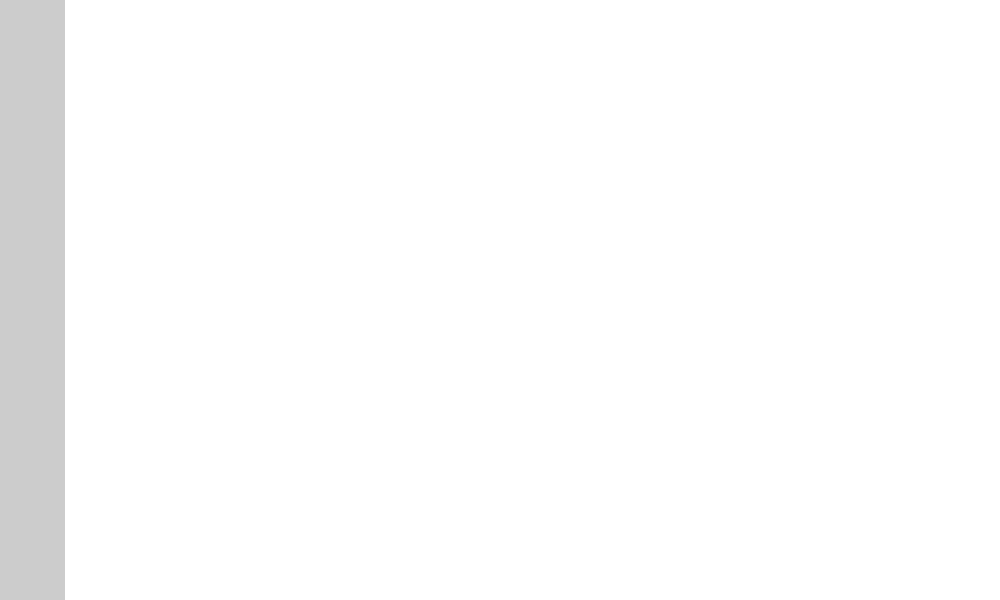
Above: UI/MainWindow/MainWindow.ui from SkyWorldStudio/Minecraft-Optimal-Starter_3 before the change. Below: the same form after it.
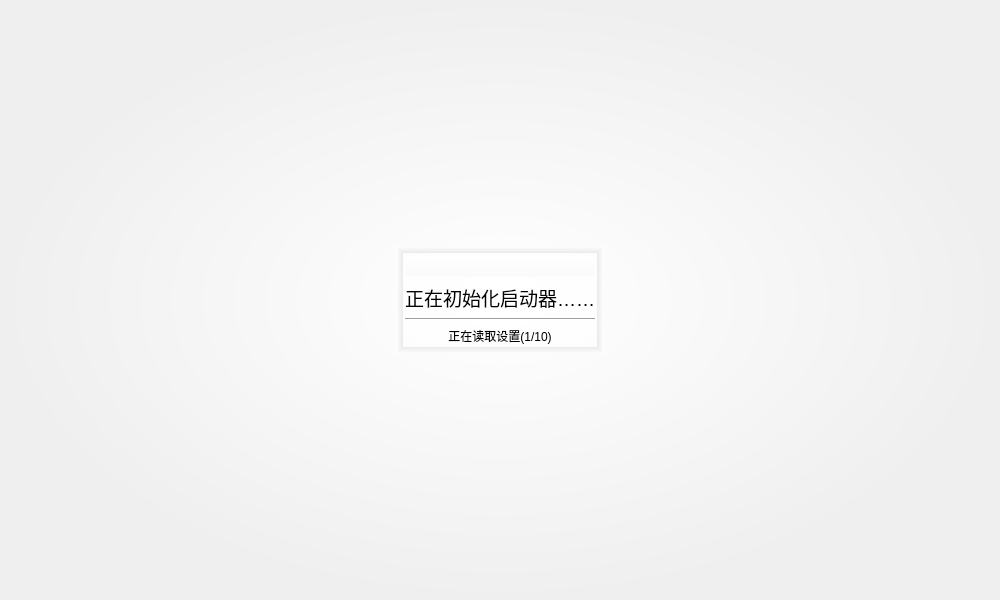
That is the form after the change. Icons and pictures are not drawn.

```diff
--- a/UI/MainWindow/MainWindow.ui
+++ b/UI/MainWindow/MainWindow.ui
@@ -22,9 +22,44 @@
 }
 #widget_Middle{
 	background-color: rgb(255, 255, 255);
+}
+#widget_Sidebar QPushButton::pressed{
+	background-color: rgb(115, 250, 121);
+}
+#stackedWidget_main #page_hello{
+	background-color: qradialgradient(spread:pad, cx:0.5, cy:0.5, radius:0.5, fx:0.5, fy:0.5, stop:0 rgba(255, 255, 255, 255), stop:1 rgba(239, 239, 239, 255));
+}
+#pushButton_hello_gif{
+	background-color: rgba(255, 255, 255,0);
+}
+#widget_page_hello{
+	background-color: rgba(255, 255, 255, 128);
+	border-top: 7px solid qlineargradient(y0:0, y1:1,stop: 0 rgba(214, 214, 214, 128), stop: 1 white);
+	border-left: 7px solid qlineargradient(x0:0, x1:1,stop: 0 rgba(214, 214, 214, 128), stop: 1 white);
+	 border-bottom: 7px solid qlineargradient(y0:0, y1:1,stop: 0 white, stop: 1  rgba(214, 214, 214, 128));
+	border-right: 7px solid qlineargradient(x0:0, x1:1,stop:  0 white, stop: 1 rgba(214, 214, 214, 128));
 }</string>
   </property>
   <widget class="QWidget" name="centralwidget">
+   <layout class="QGridLayout" name="gridLayout_2">
+    <property name="leftMargin">
+     <number>0</number>
+    </property>
+    <property name="topMargin">
+     <number>0</number>
+    </property>
+    <property name="rightMargin">
+     <number>0</number>
+    </property>
+    <property name="bottomMargin">
+     <number>0</number>
+    </property>
+    <item row="0" column="0">
+     <widget class="QStackedWidget" name="stackedWidget_main">
+      <property name="currentIndex">
+       <number>1</number>
+      </property>
+      <widget class="QWidget" name="page_main">
    <layout class="QGridLayout" name="gridLayout">
     <property name="leftMargin">
      <number>0</number>
@@ -53,9 +88,7 @@
        </size>
       </property>
       <property name="styleSheet">
-       <string notr="true">QPushButton::pressed{
-background-color: rgb(115, 250, 121);
-}</string>
+           <string notr="true"/>
       </property>
       <layout class="QVBoxLayout" name="verticalLayout">
        <property name="spacing">
@@ -294,6 +327,127 @@
         </widget>
        </item>
       </layout>
+         </widget>
+        </item>
+       </layout>
+      </widget>
+      <widget class="QWidget" name="page_hello">
+       <layout class="QGridLayout" name="gridLayout_3">
+        <item row="1" column="0">
+         <spacer name="horizontalSpacer">
+          <property name="orientation">
+           <enum>Qt::Horizontal</enum>
+          </property>
+          <property name="sizeHint" stdset="0">
+           <size>
+            <width>40</width>
+            <height>20</height>
+           </size>
+          </property>
+         </spacer>
+        </item>
+        <item row="0" column="2">
+         <spacer name="verticalSpacer_2">
+          <property name="orientation">
+           <enum>Qt::Vertical</enum>
+          </property>
+          <property name="sizeHint" stdset="0">
+           <size>
+            <width>20</width>
+            <height>40</height>
+           </size>
+          </property>
+         </spacer>
+        </item>
+        <item row="1" column="3">
+         <spacer name="horizontalSpacer_2">
+          <property name="orientation">
+           <enum>Qt::Horizontal</enum>
+          </property>
+          <property name="sizeHint" stdset="0">
+           <size>
+            <width>40</width>
+            <height>20</height>
+           </size>
+          </property>
+         </spacer>
+        </item>
+        <item row="1" column="2">
+         <widget class="QWidget" name="widget_page_hello" native="true">
+          <property name="minimumSize">
+           <size>
+            <width>0</width>
+            <height>0</height>
+           </size>
+          </property>
+          <layout class="QGridLayout" name="gridLayout_4">
+           <item row="4" column="0">
+            <widget class="QLabel" name="label_hello_text_2">
+             <property name="text">
+              <string>正在读取设置(1/10)</string>
+             </property>
+             <property name="alignment">
+              <set>Qt::AlignCenter</set>
+             </property>
+            </widget>
+           </item>
+           <item row="1" column="0">
+            <widget class="QPushButton" name="pushButton_hello_gif">
+             <property name="text">
+              <string/>
+             </property>
+             <property name="icon">
+              <iconset resource="img.qrc">
+               <normaloff>:/widget_Sidebar/images/MOS_Logo_gif.gif</normaloff>:/widget_Sidebar/images/MOS_Logo_gif.gif</iconset>
+             </property>
+             <property name="iconSize">
+              <size>
+               <width>80</width>
+               <height>80</height>
+              </size>
+             </property>
+            </widget>
+           </item>
+           <item row="2" column="0">
+            <widget class="QLabel" name="label_hello_text_1">
+             <property name="font">
+              <font>
+               <pointsize>14</pointsize>
+              </font>
+             </property>
+             <property name="text">
+              <string>正在初始化启动器……</string>
+             </property>
+             <property name="alignment">
+              <set>Qt::AlignCenter</set>
+             </property>
+            </widget>
+           </item>
+           <item row="3" column="0">
+            <widget class="Line" name="line">
+             <property name="orientation">
+              <enum>Qt::Horizontal</enum>
+             </property>
+            </widget>
+           </item>
+          </layout>
+         </widget>
+        </item>
+        <item row="2" column="2">
+         <spacer name="verticalSpacer_3">
+          <property name="orientation">
+           <enum>Qt::Vertical</enum>
+          </property>
+          <property name="sizeHint" stdset="0">
+           <size>
+            <width>20</width>
+            <height>40</height>
+           </size>
+          </property>
+         </spacer>
+        </item>
+       </layout>
+      </widget>
      </widget>
     </item>
    </layout>
```
Lines whose indentation alone changed are shown as unchanged.
